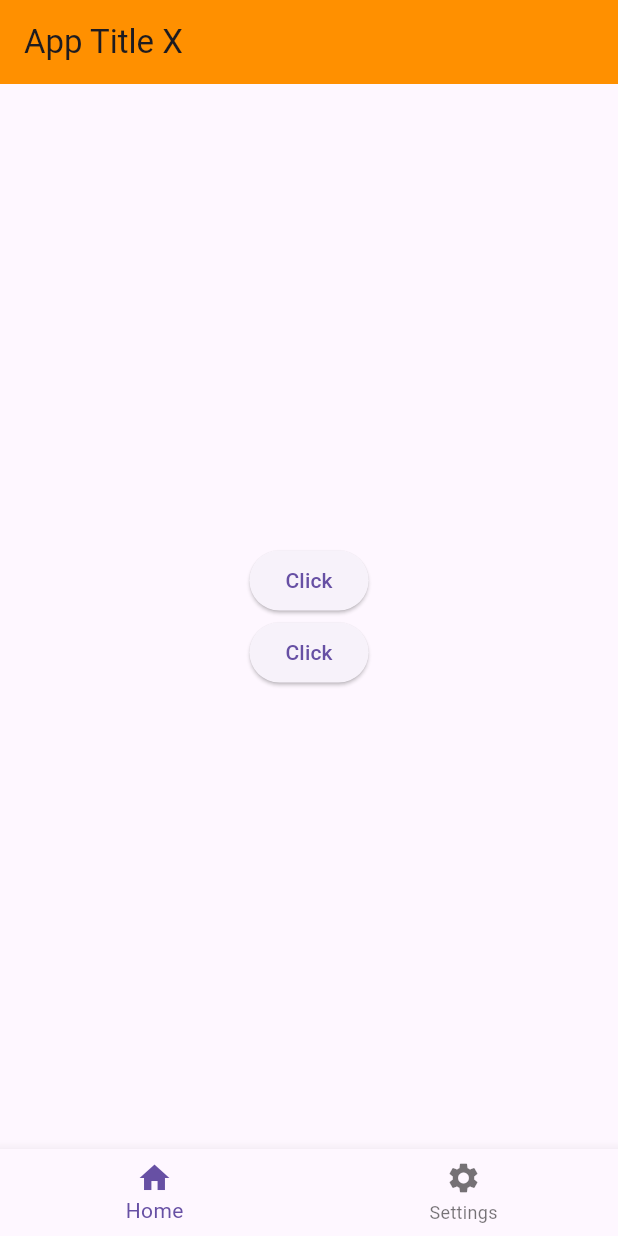
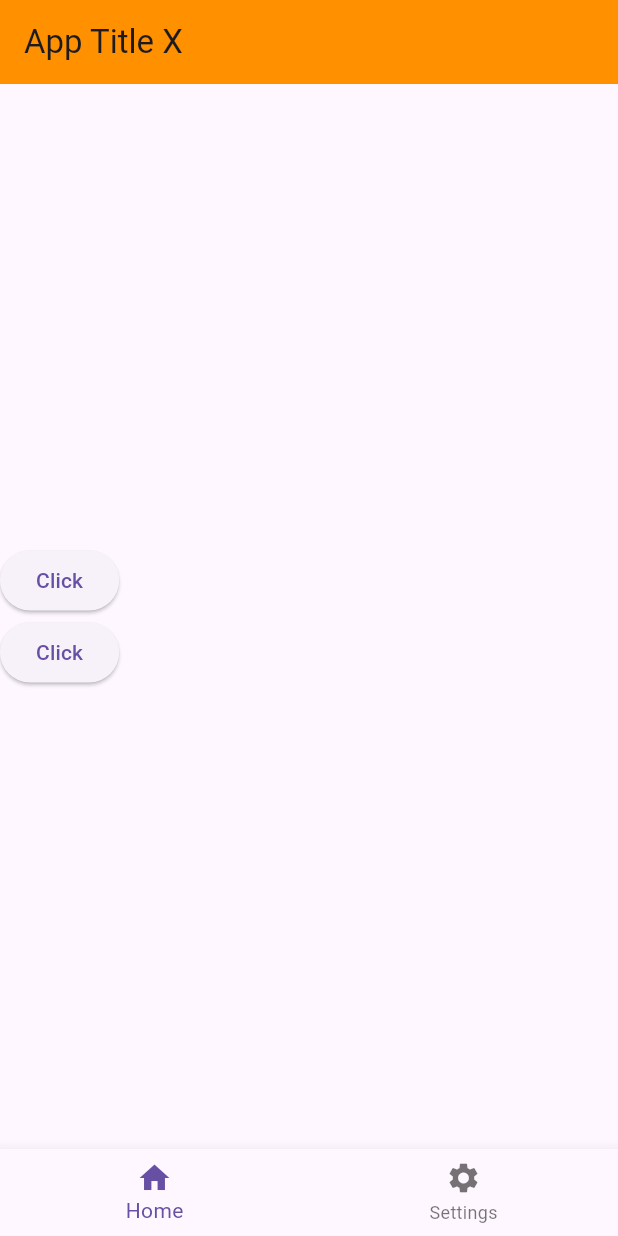
Before and after one commit to Davazano/flutter_learn_the_basics, a Flutter app: the screen it shows after launch, on a phone screen of 412 x 824 dp. Run offline on Flutter 3.47's test engine with Material 3 defaults, Android fonts, the phone set to English and light mode, and no system bars.

Commit message:
Added SizedBox widget to increase size of Column widget.

```diff
--- a/lib/main.dart
+++ b/lib/main.dart
@@ -24,8 +24,12 @@ class _MyAppState extends State<MyApp> {
             title: const Text('App Title X'),
             backgroundColor: const Color(0xFFFF9000)),
         body: Center(
+          child: SizedBox(
+            width: double.infinity,
+            height: double.infinity,
             child: Column(
               mainAxisAlignment: MainAxisAlignment.center,
+              crossAxisAlignment: CrossAxisAlignment.start,
               children: [
                 ElevatedButton(
                   onPressed: () {
@@ -44,6 +48,7 @@ class _MyAppState extends State<MyApp> {
                   child: Text(buttonName),
                 ),
               ],
+            ),
           ),
         ),
         bottomNavigationBar: BottomNavigationBar(
```
Lines whose indentation alone changed are shown as unchanged.
